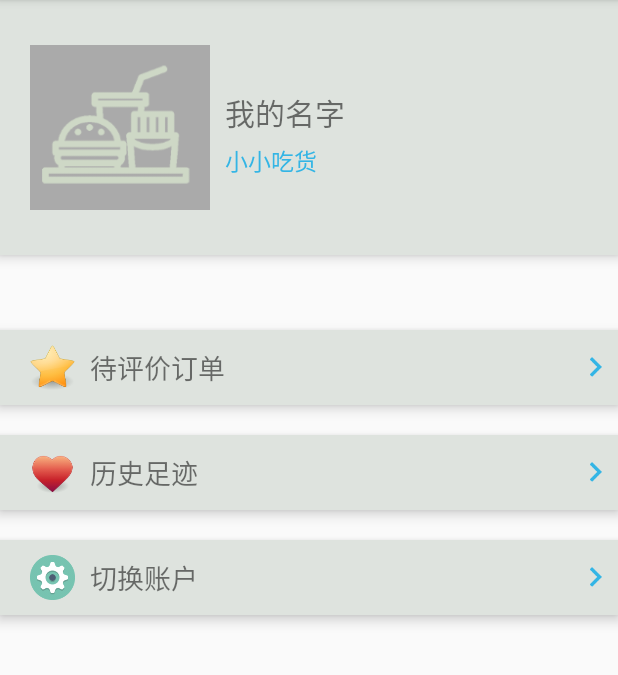
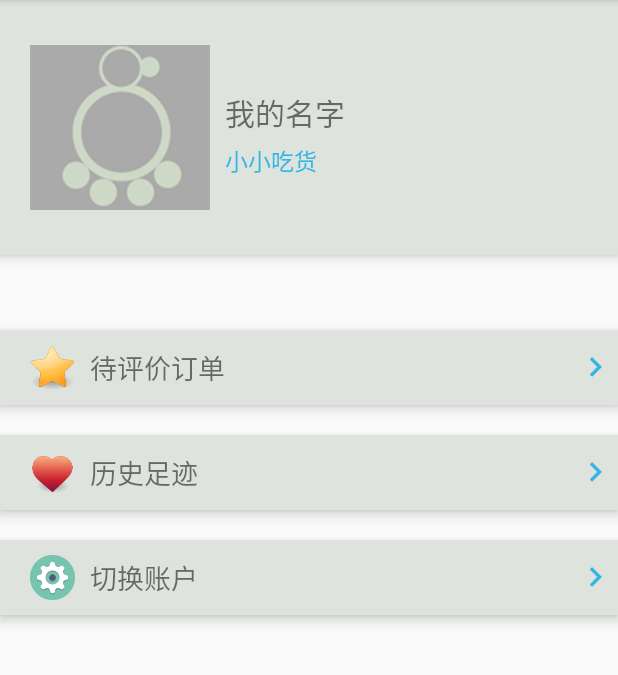
Before and after one commit to lkbwei/FreeOrder, an Android app: the fragment OrderMenuContentFragment shown on its own in the app's theme, on a phone screen of 412 x 824 dp, the part 84-759 px from its top. Run offline under Robolectric (Android 15) with nearby library versions, the phone set to English and light mode, and no system bars; 1 statement that could not run was skipped.

Commit message:
Third Commit

```diff
--- a/app/src/main/java/com/example/lkbwei/freeOrder/Boss/FoodDescriptionFragment.java
+++ b/app/src/main/java/com/example/lkbwei/freeOrder/Boss/FoodDescriptionFragment.java
@@ -157,7 +157,7 @@ public class FoodDescriptionFragment extends Fragment {
             description.setTextSize(15);
             mClassifySpinner.setEnabled(false);
             editImage.setVisibility(View.GONE);
-
+            saveFab.setVisibility(View.GONE);
         }
 
         doEditImage();
--- a/app/src/main/java/com/example/lkbwei/freeOrder/Login/LoginActivity.java
+++ b/app/src/main/java/com/example/lkbwei/freeOrder/Login/LoginActivity.java
@@ -204,6 +204,7 @@ public class LoginActivity extends BaseLoginActivity{
                     case NET_ON:
                         if (fragment instanceof WelcomeFragment){
                             ((WelcomeFragment) fragment).getUserImage();
+                            ((WelcomeFragment) fragment).setHaveGetImage(true);
                         }
                     default:
                         break;
--- a/app/src/main/res/layout/third_view.xml
+++ b/app/src/main/res/layout/third_view.xml
@@ -17,7 +17,7 @@
             android:layout_centerVertical="true"
             android:layout_marginStart="20dp"
             android:id="@+id/third_image"
-            android:src="@drawable/empty_image"/>
+            android:src="@drawable/tmp"/>
 
         <TextView
             android:layout_width="match_parent"
--- a/app/src/main/res/layout/first_view.xml
+++ b/app/src/main/res/layout/welcome_view.xml
@@ -9,7 +9,7 @@
     <ImageView
         android:layout_width="120dp"
         android:layout_height="120dp"
-        app:srcCompat="@android:drawable/ic_menu_gallery"
+        android:src="@drawable/tmp"
         android:layout_marginTop="92dp"
         android:id="@+id/head_image"
         android:layout_alignParentTop="true"
```
Also changed, not shown: app/src/main/java/com/example/lkbwei/freeOrder/Login/WelcomeFragment.java (+11 -3 lines), app/src/main/res/drawable-mdpi/tmp.png (added).
